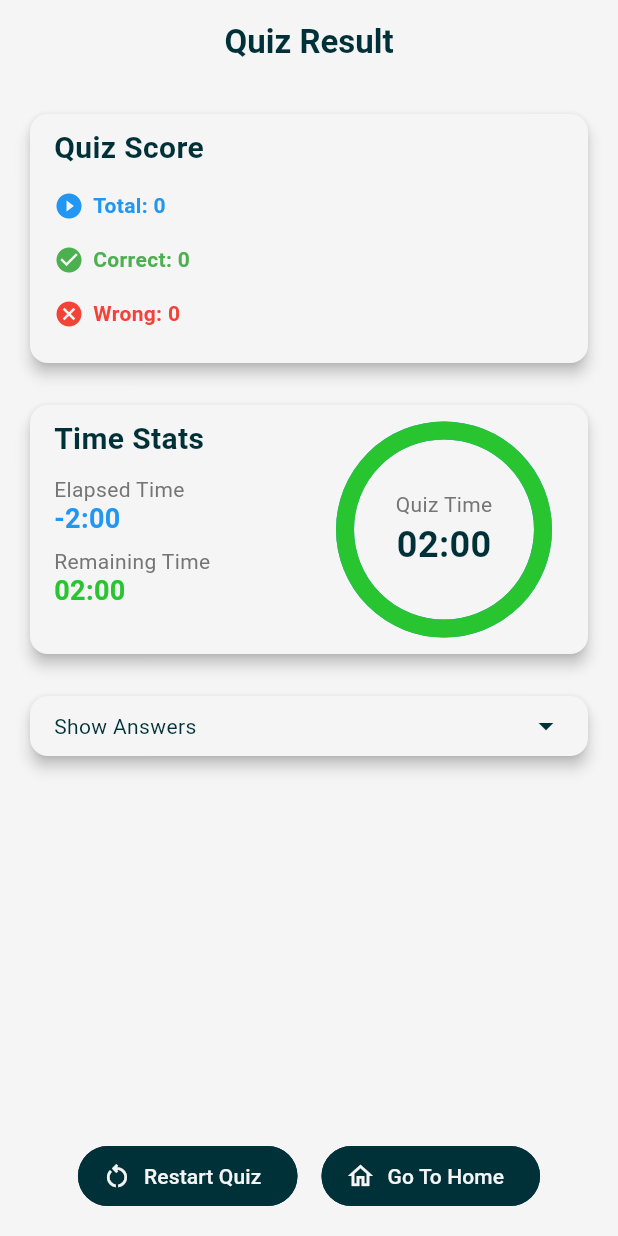
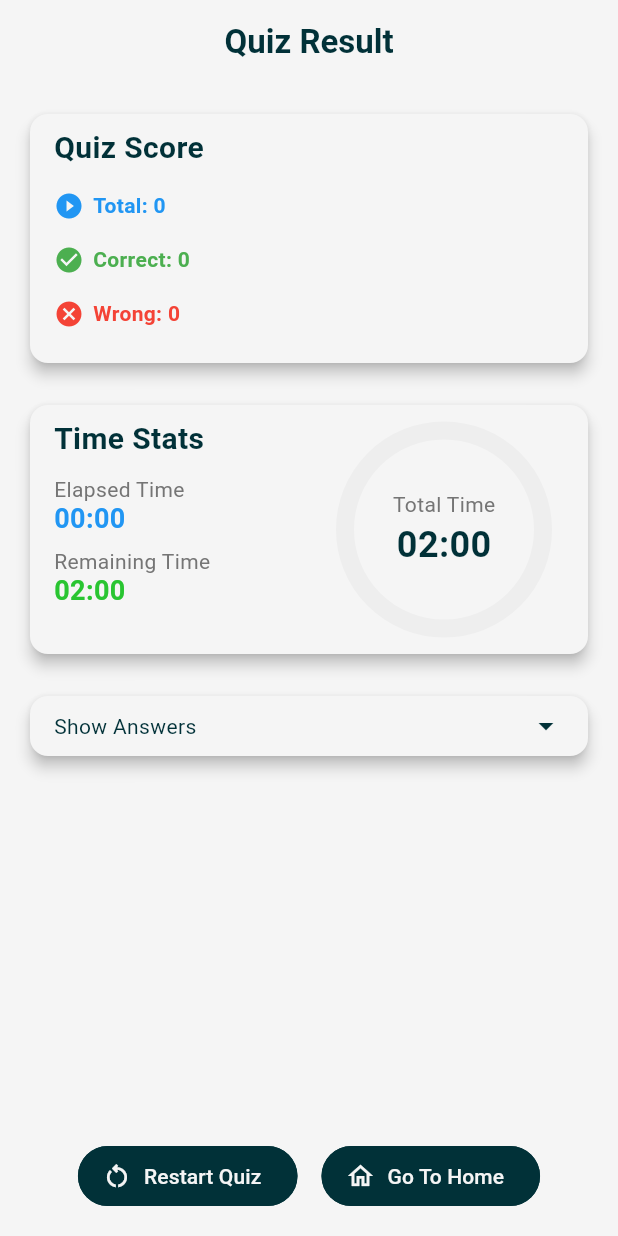
Before and after one commit to dev-zeb/quiz_master, a Flutter app: the ResultScreen screen opened directly with empty values, on a phone screen of 412 x 824 dp. Run offline on Flutter 3.47's test engine with Material 3 defaults, Android fonts, the phone set to English and light mode, and no system bars; our stand-ins replace flutter_riverpod, hive; missing offline and left inert: blinking_timer; accounts and stored records are empty; statements that could not run were skipped.

Commit message:
Delete the blinking_timer widget and use the package and modify screen codes

```diff
--- a/lib/features/quiz/presentation/helpers/dto_models/quiz_time.dart
+++ /dev/null
@@ -1,3 +0,0 @@
-class QuizTimeDTO {
-  static int elapsedTimeSeconds = 120;
-}
--- a/lib/features/quiz/presentation/screens/result_screen.dart
+++ b/lib/features/quiz/presentation/screens/result_screen.dart
@@ -4,7 +4,6 @@ import 'package:flutter/material.dart';
 import 'package:learn_and_quiz/core/config/utils.dart';
 import 'package:learn_and_quiz/features/quiz/domain/entities/quiz.dart';
 import 'package:learn_and_quiz/features/quiz/presentation/helpers/dto_models/question_summary.dart';
-import 'package:learn_and_quiz/features/quiz/presentation/helpers/dto_models/quiz_time.dart';
 import 'package:learn_and_quiz/features/quiz/presentation/screens/quiz_play_screen.dart';
 import 'package:learn_and_quiz/features/quiz/presentation/screens/start_screen.dart';
 import 'package:learn_and_quiz/features/quiz/presentation/widgets/quiz_chart_item.dart';
@@ -15,11 +14,13 @@ import 'package:learn_and_quiz/features/quiz/presentation/widgets/quiz_time_widg
 class ResultScreen extends ConsumerStatefulWidget {
   final Quiz quiz;
   final int? elapsedTimeSeconds;
+  final int? totalDurationSeconds;
 
   const ResultScreen({
     super.key,
     required this.quiz,
     this.elapsedTimeSeconds,
+    this.totalDurationSeconds,
   });
 
   @override
@@ -146,28 +147,107 @@ class _ResultScreenState extends ConsumerState<ResultScreen> {
     );
   }
 
+  // Widget _buildTimeChart({required int quizDuration}) {
+  //   // Calculate remaining time
+  //   final remainingTime = QuizTimeDTO.elapsedTimeSeconds;
+  //   final [remainingMinutes, remainingSeconds] =
+  //       getMinutesAndSeconds(remainingTime);
+  //
+  //   // Calculate elapsed time
+  //   final elapsedTime = quizDuration - remainingTime;
+  //   final [elapsedMinutes, elapsedSeconds] = getMinutesAndSeconds(elapsedTime);
+  //
+  //   // Format quiz duration
+  //   final [quizDurationMinutes, quizDurationSecs] =
+  //       getMinutesAndSeconds(quizDuration);
+  //
+  //   double progress = remainingTime / quizDuration;
+  //   Color progressColor = progress <= 0.2
+  //       ? Colors.red
+  //       : progress <= 0.5
+  //           ? Colors.orange
+  //           : Colors.blue[500]!;
+  //
+  //   final colorScheme = Theme.of(context).colorScheme;
+  //
+  //   return QuizChartItem(
+  //     chartTitle: 'Time Stats',
+  //     chartWidget: Stack(
+  //       alignment: Alignment.center,
+  //       children: [
+  //         SizedBox(
+  //           height: 132,
+  //           width: 132,
+  //           child: CircularProgressIndicator(
+  //             value: progress.clamp(0.0, 1.0),
+  //             strokeWidth: 12,
+  //             backgroundColor: progressColor,
+  //             valueColor: AlwaysStoppedAnimation<Color>(
+  //               Color(0xFF29C531),
+  //             ),
+  //           ),
+  //         ),
+  //         Column(
+  //           mainAxisAlignment: MainAxisAlignment.center,
+  //           children: [
+  //             Text(
+  //               'Quiz Time',
+  //               style: TextStyle(
+  //                 fontSize: 14,
+  //                 color: Colors.grey[600],
+  //               ),
+  //             ),
+  //             Text(
+  //               elapsedTime > 0
+  //                   ? "$quizDurationMinutes:$quizDurationSecs"
+  //                   : "02:00",
+  //               style: TextStyle(
+  //                 fontSize: 24,
+  //                 fontWeight: FontWeight.bold,
+  //                 color: colorScheme.primary,
+  //               ),
+  //             ),
+  //           ],
+  //         ),
+  //       ],
+  //     ),
+  //     infoWidget: [
+  //       const SizedBox(height: 12),
+  //       QuizTimeWidget(
+  //         optionTitle: 'Elapsed Time',
+  //         optionValue: '$elapsedMinutes:$elapsedSeconds',
+  //         optionColor: progressColor,
+  //       ),
+  //       SizedBox(height: 12),
+  //       QuizTimeWidget(
+  //         optionTitle: 'Remaining Time',
+  //         optionValue: '$remainingMinutes:$remainingSeconds',
+  //         optionColor: Color(0xFF29C531),
+  //       ),
+  //     ],
+  //   );
+  // }
+
   Widget _buildTimeChart({required int quizDuration}) {
-    // Calculate remaining time
-    final remainingTime = QuizTimeDTO.elapsedTimeSeconds;
+    print('[sufi] result-screen | totalTime: ${widget.totalDurationSeconds}');
+    print('[sufi] result-screen | elapsedTime: ${widget.elapsedTimeSeconds}');
+
+    final elapsedTime = widget.elapsedTimeSeconds ?? 0;
+    final remainingTime = (widget.totalDurationSeconds ?? 120) - elapsedTime;
+
     final [remainingMinutes, remainingSeconds] =
-        getMinutesAndSeconds(remainingTime);
+    getMinutesAndSeconds(remainingTime);
+    final [elapsedMinutes, elapsedSeconds] =
+    getMinutesAndSeconds(elapsedTime);
+    final [totalMinutes, totalSeconds] =
+    getMinutesAndSeconds(widget.totalDurationSeconds ?? 120);
 
-    // Calculate elapsed time
-    final elapsedTime = quizDuration - remainingTime;
-    final [elapsedMinutes, elapsedSeconds] = getMinutesAndSeconds(elapsedTime);
-
-    // Format quiz duration
-    final [quizDurationMinutes, quizDurationSecs] =
-        getMinutesAndSeconds(quizDuration);
-
-    double progress = remainingTime / quizDuration;
+    double progress = elapsedTime / (widget.totalDurationSeconds ?? 120);
     Color progressColor = progress <= 0.2
-        ? Colors.red
+        ? Colors.blue[500]!
         : progress <= 0.5
-            ? Colors.orange
-            : Colors.blue[500]!;
-
-    final colorScheme = Theme.of(context).colorScheme;
+        ? Colors.orange
+        : Colors.red;
 
     return QuizChartItem(
       chartTitle: 'Time Stats',
@@ -180,30 +260,26 @@ class _ResultScreenState extends ConsumerState<ResultScreen> {
             child: CircularProgressIndicator(
               value: progress.clamp(0.0, 1.0),
               strokeWidth: 12,
-              backgroundColor: progressColor,
-              valueColor: AlwaysStoppedAnimation<Color>(
-                Color(0xFF29C531),
-              ),
+              backgroundColor: Colors.grey[200],
+              valueColor: AlwaysStoppedAnimation<Color>(progressColor),
             ),
           ),
           Column(
             mainAxisAlignment: MainAxisAlignment.center,
             children: [
               Text(
-                'Quiz Time',
+                'Total Time',
                 style: TextStyle(
                   fontSize: 14,
                   color: Colors.grey[600],
                 ),
               ),
               Text(
-                elapsedTime > 0
-                    ? "$quizDurationMinutes:$quizDurationSecs"
-                    : "02:00",
+                '$totalMinutes:${totalSeconds.toString().padLeft(2, '0')}',
                 style: TextStyle(
                   fontSize: 24,
                   fontWeight: FontWeight.bold,
-                  color: colorScheme.primary,
+                  color: Theme.of(context).colorScheme.primary,
                 ),
               ),
             ],
@@ -214,14 +290,14 @@ class _ResultScreenState extends ConsumerState<ResultScreen> {
         const SizedBox(height: 12),
         QuizTimeWidget(
           optionTitle: 'Elapsed Time',
-          optionValue: '$elapsedMinutes:$elapsedSeconds',
+          optionValue: '$elapsedMinutes:${elapsedSeconds.toString().padLeft(2, '0')}',
           optionColor: progressColor,
         ),
-        SizedBox(height: 12),
+        const SizedBox(height: 12),
         QuizTimeWidget(
           optionTitle: 'Remaining Time',
-          optionValue: '$remainingMinutes:$remainingSeconds',
-          optionColor: Color(0xFF29C531),
+          optionValue: '$remainingMinutes:${remainingSeconds.toString().padLeft(2, '0')}',
+          optionColor: const Color(0xFF29C531),
         ),
       ],
     );
@@ -288,7 +364,6 @@ class _ResultScreenState extends ConsumerState<ResultScreen> {
           onTap: () {
             ref.invalidate(selectedAnswersProvider);
             // Update the remaining time here
-            QuizTimeDTO.elapsedTimeSeconds = widget.quiz.durationSeconds ?? 120;
             Navigator.pushReplacement(
               context,
               MaterialPageRoute(
--- a/lib/main.dart
+++ b/lib/main.dart
@@ -1,3 +1,4 @@
+import 'package:blinking_timer/blinking_timer.dart';
 import 'package:flutter/material.dart';
 import 'package:flutter_riverpod/flutter_riverpod.dart';
 import 'package:learn_and_quiz/core/config/hive_init.dart';
@@ -21,11 +22,24 @@ void main() async {
   );
 }
 
-class QuizMaster extends ConsumerWidget {
+class QuizMaster extends ConsumerStatefulWidget {
   const QuizMaster({super.key});
 
   @override
-  Widget build(BuildContext context, WidgetRef ref) {
+  ConsumerState<QuizMaster> createState() => _QuizMasterState();
+}
+
+class _QuizMasterState extends ConsumerState<QuizMaster> {
+  late final BlinkingTimerController timerController;
+
+  @override
+  void initState() {
+    super.initState();
+    timerController = BlinkingTimerController();
+  }
+
+  @override
+  Widget build(BuildContext context) {
     final themeMode = ref.watch(themeProvider);
 
     return MaterialApp(
--- a/pubspec.yaml
+++ b/pubspec.yaml
@@ -38,6 +38,7 @@ dependencies:
   path_provider: ^2.1.5
   fpdart: ^1.1.1
   fl_chart: ^0.70.2
+  blinking_timer: ^1.0.0
 
 dev_dependencies:
   flutter_test:
```
Also changed, not shown: lib/core/config/theme/theme.dart (+3 -4 lines), lib/core/ui/widget/app_bar_back_button.dart (+3 -4 lines), lib/core/ui/widget/blinking_timer_widget.dart (deleted, +0 -128 lines), lib/features/quiz/presentation/screens/add_quiz_screen.dart (+20 -7 lines), lib/features/quiz/presentation/screens/quiz_list_screen.dart (+42 -15 lines), lib/features/quiz/presentation/screens/quiz_play_screen.dart (+41 -6 lines), pubspec.lock.
